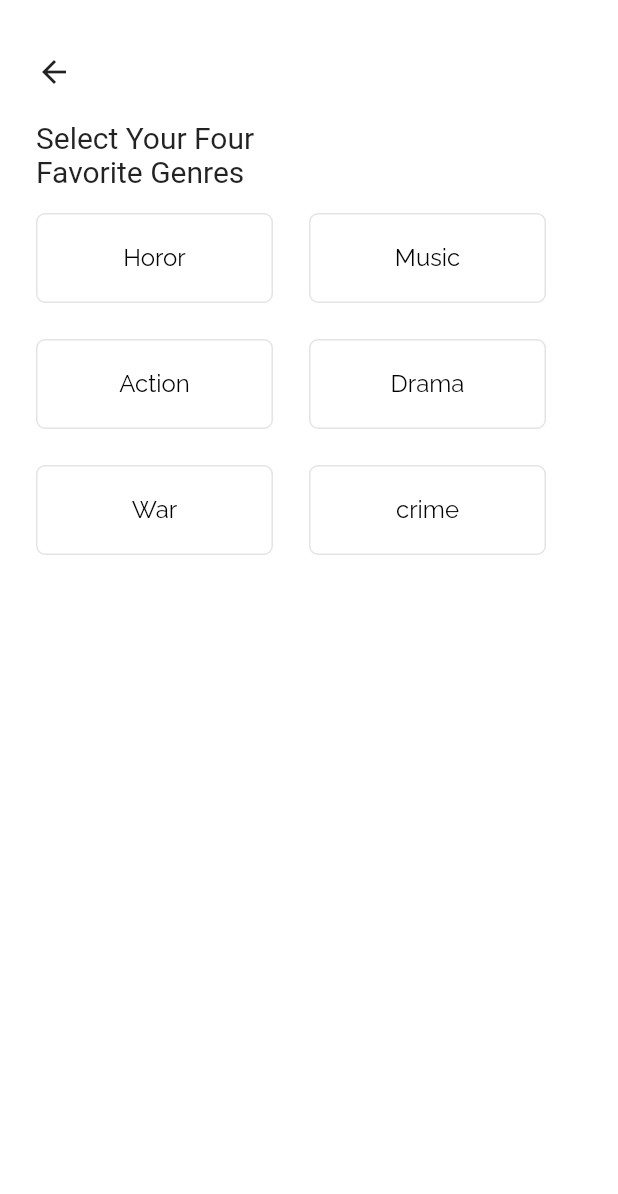
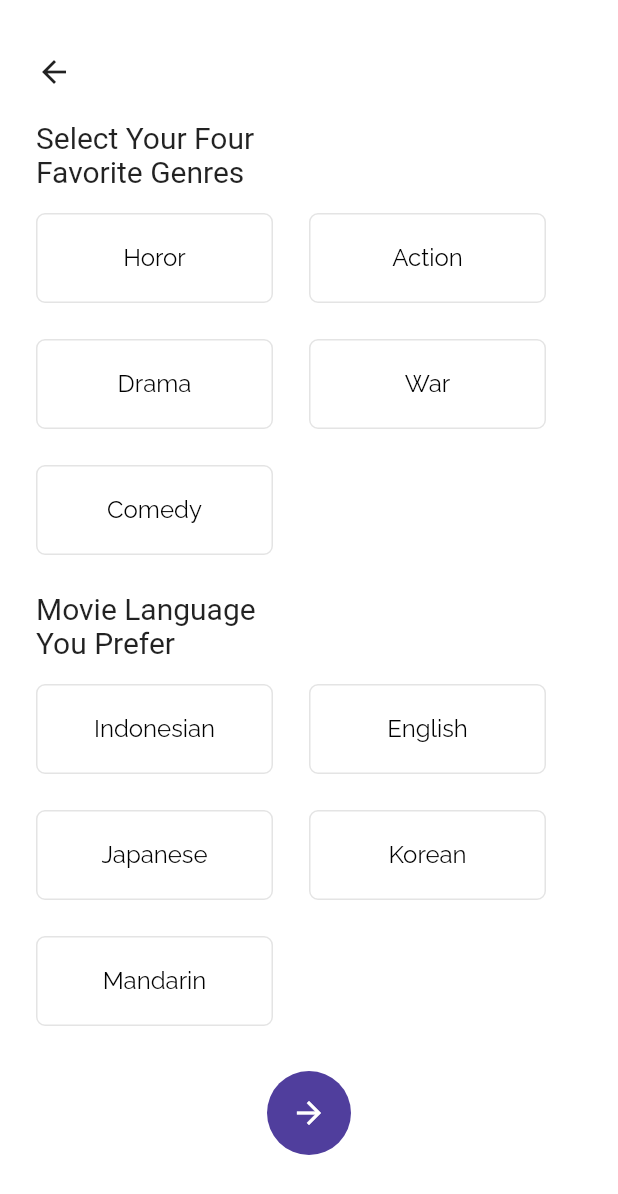
Before and after one commit to Mahaarta/learnFlutter, a Flutter app: the PreferencePage screen opened directly with empty values, on a phone screen of 412 x 824 dp. Shown: the top 1194 px of the screen. Run offline on Flutter 3.47's test engine with Material 2 defaults, Android fonts, the phone set to English and light mode, and no system bars; our stand-ins replace bloc, cloud_firestore, equatable, firebase_auth, firebase_core, flutter_bloc and 4 more; missing offline and left inert: flutter_flushbar; accounts and stored records are empty; network calls fail; project files that could hold a hidden picture were left out.

Commit message:
Preference Page - Language
Changes:
1. preference_page.dart
	- edit list genres
	- edit list language
	- add prefrence language widget
	- add flush message when selectedGenres not equal to 4
2. sign_in_page.dart
	- add elevation: 0 on the elevationButton

```diff
--- a/lib/UI/Pages/preference_page.dart
+++ b/lib/UI/Pages/preference_page.dart
@@ -3,19 +3,13 @@ part of 'pages.dart';
 class PreferencePage extends StatefulWidget {
   final RegistrationData registrationData;
 
-  final List<String> genres = [
-    "Horor",
-    "Music",
-    "Action",
-    "Drama",
-    "War",
-    "crime"
-  ];
+  final List<String> genres = ["Horor", "Action", "Drama", "War", "Comedy"];
   final List<String> languages = [
     "Indonesian",
     "English",
     "Japanese",
-    "Korean"
+    "Korean",
+    "Mandarin"
   ];
 
   PreferencePage({
@@ -29,7 +23,7 @@ class PreferencePage extends StatefulWidget {
 
 class _PreferencePageState extends State<PreferencePage> {
   List<String> selectedGenres = [];
-  String selectedLanguage = "English";
+  String selectedLanguage = "";
 
   @override
   Widget build(BuildContext context) {
@@ -61,7 +55,7 @@ class _PreferencePageState extends State<PreferencePage> {
                     ),
                   ),
                   const Text(
-                    "Select Your Four \nFavorite Genres",
+                    "Select Your Four\nFavorite Genres",
                     style: TextStyle(fontSize: 20),
                   ),
                   const SizedBox(height: 16),
@@ -69,7 +63,45 @@ class _PreferencePageState extends State<PreferencePage> {
                     spacing: 24,
                     runSpacing: 24,
                     children: generatedGenreWidget(context),
-                  )
+                  ),
+                  const SizedBox(height: 24),
+                  const Text(
+                    "Movie Language\nYou Prefer",
+                    style: TextStyle(fontSize: 20),
+                  ),
+                  const SizedBox(height: 16),
+                  Wrap(
+                    spacing: 24,
+                    runSpacing: 24,
+                    children: generatedLanguageWidget(context),
+                  ),
+                  const SizedBox(height: 30),
+                  Center(
+                    child: FloatingActionButton(
+                      elevation: 0,
+                      backgroundColor: primaryColor,
+                      onPressed: () {
+                        if (selectedGenres.length != 4) {
+                          Flushbar(
+                            duration: const Duration(milliseconds: 1500),
+                            flushbarPosition: FlushbarPosition.TOP,
+                            backgroundColor: const Color(0xffff5c83),
+                            message: "Please select 4 genres",
+                          ).show(context);
+                        } else {
+                          widget.registrationData.selectedGenres =
+                              selectedGenres;
+                          widget.registrationData.language = selectedLanguage;
+
+                          context.read<PageBloc>().add(
+                              GoToAccountConfirmationPage(
+                                  widget.registrationData));
+                        }
+                      },
+                      child: const Icon(Icons.arrow_forward),
+                    ),
+                  ),
+                  const SizedBox(height: 20)
                 ],
               )
             ],
@@ -105,4 +137,23 @@ class _PreferencePageState extends State<PreferencePage> {
       }
     }
   }
+
+  List<Widget> generatedLanguageWidget(BuildContext context) {
+    double width =
+        ((MediaQuery.of(context).size.width / 2) - (2 * defaultMargin));
+
+    return widget.languages
+        .map((e) => SelectableBox(
+              e,
+              width: width,
+              height: 60,
+              isSelected: selectedLanguage == e,
+              onTap: () {
+                setState(() {
+                  selectedLanguage = e;
+                });
+              },
+            ))
+        .toList();
+  }
 }
--- a/lib/UI/Pages/sign_in_page.dart
+++ b/lib/UI/Pages/sign_in_page.dart
@@ -107,6 +107,7 @@ class _SignInPageState extends State<SignInPage> {
                         child: (isSigningIn)
                             ? const SpinKitFadingCircle(color: primaryColor)
                             : FloatingActionButton(
+                                elevation: 0,
                                 backgroundColor:
                                     (isEmailValid && isPasswordValid)
                                         ? primaryColor
```
